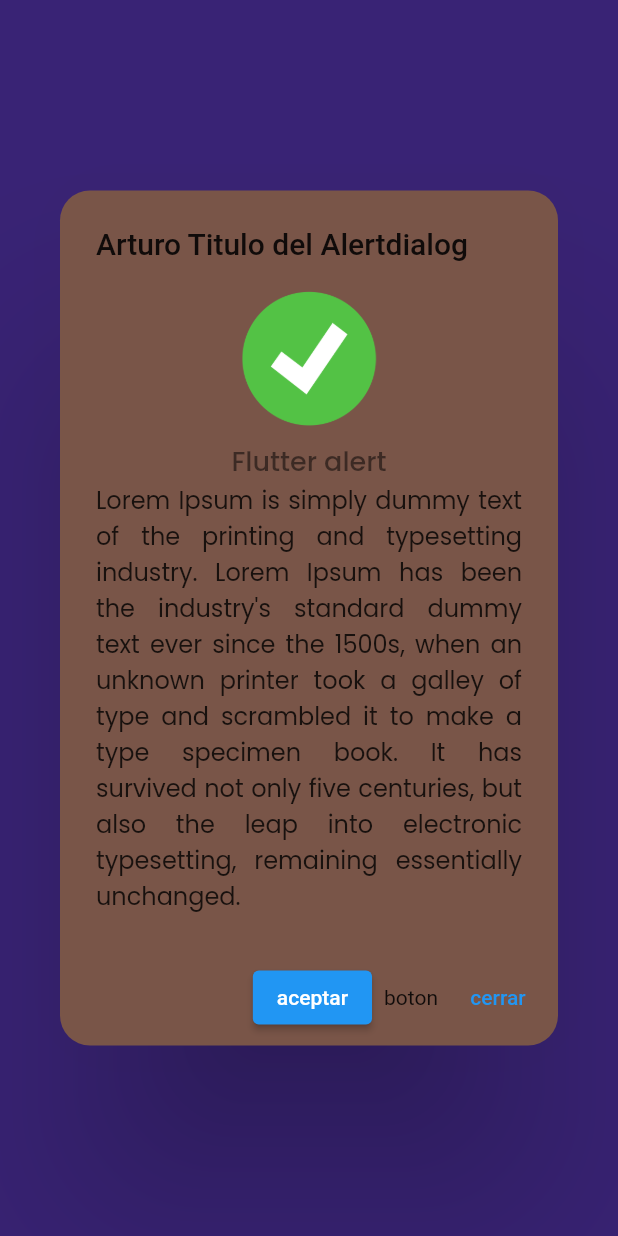
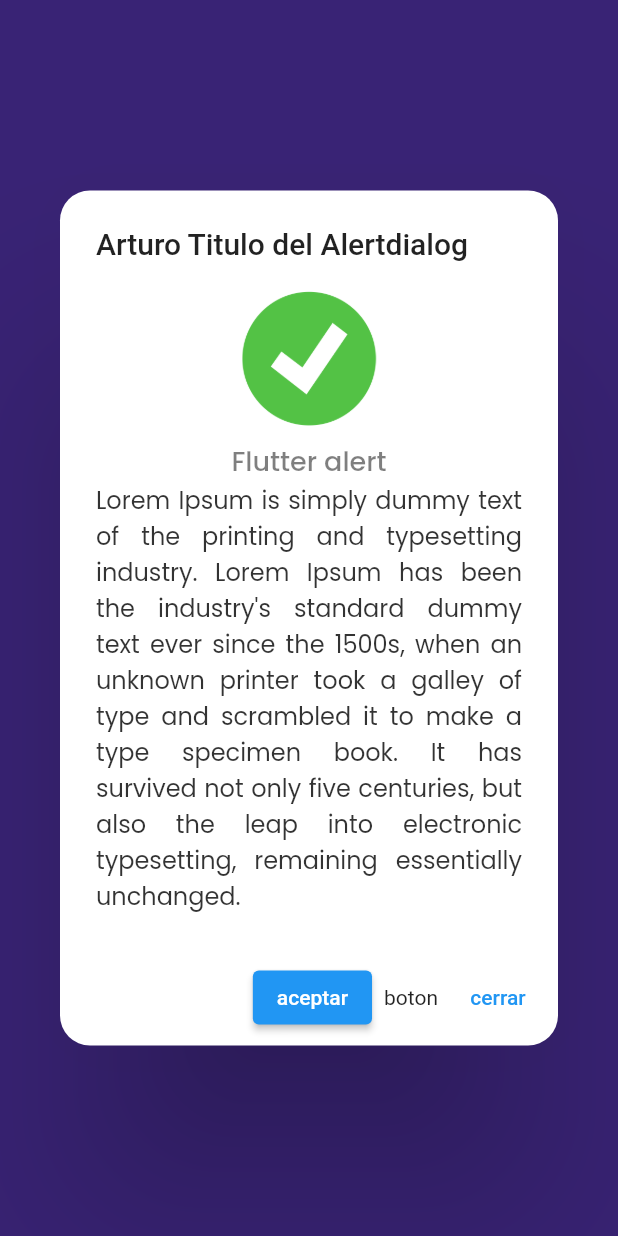
Before and after one commit to Arthur11223344/flutter_components, a Flutter app: the AlertPage screen opened directly, after a tap on "Botón de alerta", on a phone screen of 412 x 824 dp. Run offline on Flutter 3.47's test engine with Material 2 defaults, Android fonts, the phone set to English and light mode, and no system bars; our stand-ins replace google_fonts; network calls fail.

```diff
--- a/lib/pages/alert_page.dart
+++ b/lib/pages/alert_page.dart
@@ -8,7 +8,7 @@ class AlertPage extends StatelessWidget {
         builder: (BuildContext context) {
           return AlertDialog(
             title: Text("Arturo Titulo del Alertdialog"),
-            backgroundColor: Colors.brown,
+            backgroundColor: Colors.white,
             elevation: 60.0,
             content: Column(
               mainAxisSize: MainAxisSize.min,
```
